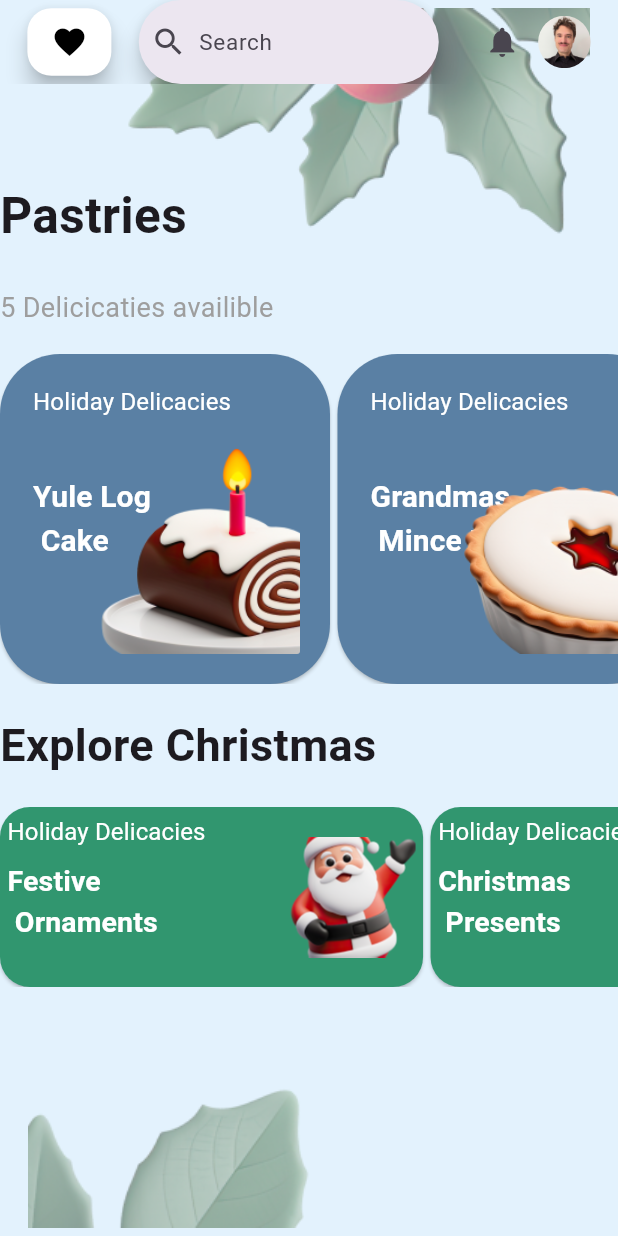
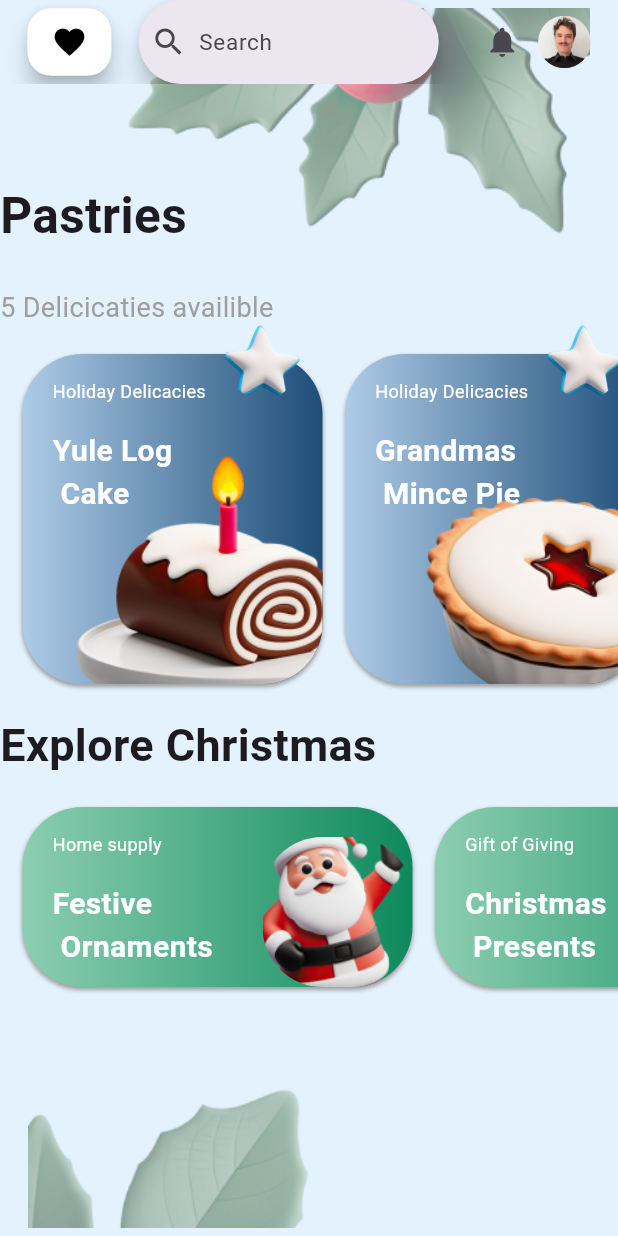
Before and after one commit to RaphaelBirkl1991/app_akademie_simple_christmas-app, a Flutter app: the screen it shows after launch, on a phone screen of 412 x 824 dp. Run offline on Flutter 3.47's test engine with Material 3 defaults, Android fonts, the phone set to English and light mode, and no system bars.

Commit message:
homepage improved

```diff
--- /dev/null
+++ b/lib/blue_raised_gradient_button.dart
@@ -0,0 +1,107 @@
+import 'package:flutter/material.dart';
+
+class RaisedGradientButton extends StatelessWidget {
+  final String buttonText2;
+  final String buttonText;
+  final String imagepath;
+  final String imagepath2;
+  const RaisedGradientButton(
+      {Key? key,
+      required this.buttonText,
+      required this.imagepath,
+      required this.buttonText2,
+      required this.imagepath2})
+      : super(key: key);
+  @override
+  Widget build(BuildContext context) {
+    return Container(
+      width: 200.0,
+      height: 200.0,
+      decoration: BoxDecoration(
+        borderRadius: BorderRadius.circular(40.0),
+        gradient: LinearGradient(colors: <Color>[
+          Color(0xFFADCBE6),
+          Color(0xFF1E4D78),
+        ]),
+        boxShadow: [
+          BoxShadow(
+            color: Colors.grey.shade500,
+            offset: Offset(0.0, 1.5),
+            blurRadius: 1.5,
+          ),
+        ],
+      ),
+      child: Material(
+        color: Colors.transparent,
+        child: InkWell(
+          onTap: () {},
+          child: Stack(
+            clipBehavior: Clip.none,
+            children: [
+              Positioned(
+                top: MediaQuery.of(context).size.height * 0.02,
+                left: 20,
+                child: Text(
+                  buttonText2,
+                  style: TextStyle(
+                      color: Colors.white,
+                      fontSize: 12,
+                      fontWeight: FontWeight.normal),
+                ),
+              ),
+              Positioned(
+                top: 50,
+                left: 20,
+                child: Text(
+                  buttonText,
+                  style: TextStyle(
+                      color: Colors.white,
+                      fontSize: 20,
+                      fontWeight: FontWeight.bold),
+                ),
+              ),
+              Positioned(
+                right: 0,
+                bottom: 0,
+                child: /*Image.asset(
+                  imagepath,*/
+                    Container(
+                  width: 200,
+                  height: 200,
+                  decoration: BoxDecoration(
+                    borderRadius: BorderRadius.circular(40.0),
+                    image: DecorationImage(
+                      image: AssetImage(imagepath),
+                      fit: BoxFit.cover,
+                      alignment: Alignment.topRight,
+                    ),
+                  ),
+                ),
+                width: 200,
+                height: 200,
+              ),
+              Positioned(
+                left: 135,
+                bottom: 190,
+                child: /*Image.asset(
+                  imagepath,*/
+                    Container(
+                  width: 50,
+                  height: 50,
+                  decoration: BoxDecoration(
+                    borderRadius: BorderRadius.circular(40.0),
+                    image: DecorationImage(
+                      image: AssetImage(imagepath2),
+                      fit: BoxFit.cover,
+                      alignment: Alignment.topRight,
+                    ),
+                  ),
+                ),
+              ),
+            ],
+          ),
+        ),
+      ),
+    );
+  }
+}
--- /dev/null
+++ b/lib/drawer.dart
@@ -0,0 +1,50 @@
+import 'package:flutter/material.dart';
+
+class DrawerExample extends StatefulWidget {
+  const DrawerExample(key);
+
+  @override
+  State<DrawerExample> createState() => _DrawerExampleState();
+}
+
+class _DrawerExampleState extends State<DrawerExample> {
+  final GlobalKey<ScaffoldState> _scaffoldKey = GlobalKey<ScaffoldState>();
+
+  void _openDrawer() {
+    _scaffoldKey.currentState!.openDrawer();
+  }
+
+  void _closeDrawer() {
+    Navigator.of(context).pop();
+  }
+
+  @override
+  Widget build(BuildContext context) {
+    return Scaffold(
+      key: _scaffoldKey,
+      appBar: AppBar(title: const Text('Drawer Demo')),
+      body: Center(
+        child: ElevatedButton(
+          onPressed: _openDrawer,
+          child: const Text('Open Drawer'),
+        ),
+      ),
+      drawer: Drawer(
+        child: Center(
+          child: Column(
+            mainAxisAlignment: MainAxisAlignment.center,
+            children: <Widget>[
+              const Text('This is the Drawer'),
+              ElevatedButton(
+                onPressed: _closeDrawer,
+                child: const Text('Close Drawer'),
+              ),
+            ],
+          ),
+        ),
+      ),
+      // Disable opening the drawer with a swipe gesture.
+      drawerEnableOpenDragGesture: true,
+    );
+  }
+}
--- /dev/null
+++ b/lib/drawer_example_state.dart
@@ -0,0 +1,44 @@
+import 'package:christmas_app/drawer.dart';
+import 'package:flutter/material.dart';
+
+class _DrawerExampleState extends State<DrawerExample> {
+  final GlobalKey<ScaffoldState> _scaffoldKey = GlobalKey<ScaffoldState>();
+
+  void _openDrawer() {
+    _scaffoldKey.currentState!.openDrawer();
+  }
+
+  void _closeDrawer() {
+    Navigator.of(context).pop();
+  }
+
+  @override
+  Widget build(BuildContext context) {
+    return Scaffold(
+      key: _scaffoldKey,
+      appBar: AppBar(title: const Text('Drawer Demo')),
+      body: Center(
+        child: ElevatedButton(
+          onPressed: _openDrawer,
+          child: const Text('Open Drawer'),
+        ),
+      ),
+      drawer: Drawer(
+        child: Center(
+          child: Column(
+            mainAxisAlignment: MainAxisAlignment.center,
+            children: <Widget>[
+              const Text('This is the Drawer'),
+              ElevatedButton(
+                onPressed: _closeDrawer,
+                child: const Text('Close Drawer'),
+              ),
+            ],
+          ),
+        ),
+      ),
+      // Disable opening the drawer with a swipe gesture.
+      drawerEnableOpenDragGesture: false,
+    );
+  }
+}
--- a/lib/explore_christmas_btn.dart
+++ b/lib/explore_christmas_btn.dart
@@ -30,6 +30,7 @@ class ExploreChristmasBtn extends StatelessWidget {
           Column(
             crossAxisAlignment: CrossAxisAlignment.start,
             children: [
+              SizedBox(height: 7),
               Text(
                 "Holiday Delicacies",
                 style: TextStyle(
--- /dev/null
+++ b/lib/green_raised_gradient_button.dart
@@ -0,0 +1,107 @@
+import 'package:flutter/material.dart';
+
+class GreenRaisedGradientButton extends StatelessWidget {
+  final String buttonText2;
+  final String buttonText;
+  final String imagepath;
+  // final String imagepath2;
+  const GreenRaisedGradientButton(
+      {Key? key,
+      required this.buttonText,
+      required this.imagepath,
+      required this.buttonText2})
+      //  required this.imagepath2})
+      : super(key: key);
+  @override
+  Widget build(BuildContext context) {
+    return Container(
+      width: 260.0,
+      height: 120.0,
+      decoration: BoxDecoration(
+        borderRadius: BorderRadius.circular(40.0),
+        gradient: LinearGradient(colors: <Color>[
+          Color(0xFF8CCEB1),
+          Color(0xFF0D895D),
+        ]),
+        boxShadow: [
+          BoxShadow(
+            color: Colors.grey.shade500,
+            offset: Offset(0.0, 1.5),
+            blurRadius: 1.5,
+          ),
+        ],
+      ),
+      child: Material(
+        color: Colors.transparent,
+        child: InkWell(
+          onTap: () {},
+          child: Stack(
+            clipBehavior: Clip.none,
+            children: [
+              Positioned(
+                top: MediaQuery.of(context).size.height * 0.02,
+                left: 20,
+                child: Text(
+                  buttonText2,
+                  style: TextStyle(
+                      color: Colors.white,
+                      fontSize: 12,
+                      fontWeight: FontWeight.normal),
+                ),
+              ),
+              Positioned(
+                top: 50,
+                left: 20,
+                child: Text(
+                  buttonText,
+                  style: TextStyle(
+                      color: Colors.white,
+                      fontSize: 20,
+                      fontWeight: FontWeight.bold),
+                ),
+              ),
+              Positioned(
+                right: 0,
+                bottom: 0,
+                child: /*Image.asset(
+                  imagepath,*/
+                    Container(
+                  width: 80,
+                  height: 80,
+                  decoration: BoxDecoration(
+                    borderRadius: BorderRadius.circular(40.0),
+                    image: DecorationImage(
+                      image: AssetImage(imagepath),
+                      fit: BoxFit.cover,
+                      alignment: Alignment.topRight,
+                    ),
+                  ),
+                ),
+                width: 100,
+                height: 100,
+              ),
+              Positioned(
+                left: 135,
+                bottom: 190,
+                child: /*Image.asset(
+                  imagepath,*/
+                    Container(
+                  width: 50,
+                  height: 50,
+                  decoration: BoxDecoration(
+                    borderRadius: BorderRadius.circular(40.0),
+                    // image: DecorationImage(
+                    //   image: AssetImage(imagepath2),
+                    //   fit: BoxFit.cover,
+                    //   alignment: Alignment.topRight,
+                    // ),
+                  ),
+                ),
+              ),
+            ],
+          ),
+        ),
+      ),
+    );
+  }
+}
--- a/lib/main.dart
+++ b/lib/main.dart
@@ -1,14 +1,22 @@
-import 'package:christmas_app/explore_christmas_btn.dart';
+import 'package:christmas_app/green_raised_gradient_button.dart';
 import 'package:christmas_app/pastries_btn.dart';
+import 'package:christmas_app/blue_raised_gradient_button.dart';
 
 import 'package:flutter/material.dart';
 
 void main() {
-  runApp(const MainApp());
+  runApp(MainApp());
 }
 
 class MainApp extends StatelessWidget {
-  const MainApp({Key? key}) : super(key: key);
+  final GlobalKey<ScaffoldState> _scaffoldKey = GlobalKey<ScaffoldState>();
+
+  MainApp({Key? key}) : super(key: key);
+
+  void openDrawer() {
+    print("FloatingActionButton wurde gedrückt");
+    _scaffoldKey.currentState?.openDrawer();
+  }
 
   @override
   Widget build(BuildContext context) {
@@ -29,7 +37,7 @@ class MainApp extends StatelessWidget {
                     Icons.favorite,
                     color: Colors.black,
                   ),
-                  onPressed: () {},
+                  onPressed: openDrawer,
                 ),
               ),
               const Spacer(),
@@ -40,6 +48,7 @@ class MainApp extends StatelessWidget {
                   hintText: "Search",
                   hintStyle: MaterialStatePropertyAll(TextStyle(fontSize: 15)),
                   leading: Icon(Icons.search),
+                  //  overlayColor: Color(Color.fromRGBO(255, 255, 255, 1)),
                   padding:
                       MaterialStatePropertyAll<EdgeInsets>(EdgeInsets.all(8.0)),
                 ),
@@ -83,22 +92,34 @@ class MainApp extends StatelessWidget {
                 height: 220,
                 child: ListView(
                   scrollDirection: Axis.horizontal,
+                  clipBehavior: Clip.none,
                   children: const [
-                    PastriesBtn(
-                        imagepath: "assets/images/yule_cake.png",
-                        buttonText: "Yule Log \n Cake"),
-                    SizedBox(width: 5),
-                    PastriesBtn(
-                        imagepath: "assets/images/mince_pie.png",
-                        buttonText: "Grandmas \n Mince Pie"),
-                    SizedBox(width: 5),
-                    PastriesBtn(
-                        imagepath: "assets/images/cup_cake.png",
-                        buttonText: "Christmas \n Muffin"),
-                    SizedBox(width: 5),
-                    PastriesBtn(
+                    SizedBox(width: 15),
+                    RaisedGradientButton(
+                        imagepath2: "assets/images/mini_star.png",
+                        buttonText2: "Holiday Delicacies",
+                        buttonText: "Yule Log \n Cake",
+                        imagepath: "assets/images/yule_cake.png"),
+                    SizedBox(width: 15),
+                    RaisedGradientButton(
+                        imagepath2: "assets/images/mini_star.png",
+                        buttonText2: "Holiday Delicacies",
+                        buttonText: "Grandmas \n Mince Pie",
+                        imagepath: "assets/images/mince_pie.png"),
+                    SizedBox(width: 15),
+                    RaisedGradientButton(
+                      imagepath2: "assets/images/mini_star.png",
+                      buttonText2: "Holiday Delicacies",
+                      buttonText: "Christmas \n Muffin",
+                      imagepath: "assets/images/cup_cake.png",
+                    ),
+                    SizedBox(width: 15),
+                    RaisedGradientButton(
+                        imagepath2: "assets/images/mini_star.png",
                         imagepath: "assets/images/gingerbread_man.png",
-                        buttonText: "Gingerbread \n man"),
+                        buttonText: "Gingerbread \n man",
+                        buttonText2: "Holiday Delicies"),
+                    SizedBox(width: 15),
                   ],
                 ),
               ),
@@ -110,31 +131,36 @@ class MainApp extends StatelessWidget {
                 height: 120,
                 child: ListView(
                   scrollDirection: Axis.horizontal,
+                  clipBehavior: Clip.none,
                   children: const [
-                    ExploreChristmasBtn(
-                        buttonText: "Festive \n Ornaments",
-                        secondaryText: "Home supply",
-                        imagepath: "assets/images/santa.png"),
-                    SizedBox(width: 5),
-                    ExploreChristmasBtn(
+                    SizedBox(width: 15),
+                    GreenRaisedGradientButton(
+                      buttonText: "Festive \n Ornaments",
+                      buttonText2: "Home supply",
+                      imagepath: "assets/images/santa.png",
+                      //  imagepath2: "",
+                    ),
+                    SizedBox(width: 15),
+                    GreenRaisedGradientButton(
                         buttonText: "Christmas \n Presents",
-                        secondaryText: "Gift of Giving",
+                        buttonText2: "Gift of Giving",
                         imagepath: "assets/images/sleigh.png"),
-                    SizedBox(width: 5),
-                    ExploreChristmasBtn(
+                    SizedBox(width: 15),
+                    GreenRaisedGradientButton(
                         buttonText: "Seasonal \n Decoration",
-                        secondaryText: "Home supply",
+                        buttonText2: "Home supply",
                         imagepath: "assets/images/snowball.png"),
-                    SizedBox(width: 5),
-                    ExploreChristmasBtn(
+                    SizedBox(width: 15),
+                    GreenRaisedGradientButton(
                         buttonText: "Perfect \n Outfits",
-                        secondaryText: "Clothing",
+                        buttonText2: "Clothing",
                         imagepath: "assets/images/glove.png"),
-                    SizedBox(width: 5),
-                    ExploreChristmasBtn(
+                    SizedBox(width: 15),
+                    GreenRaisedGradientButton(
                         buttonText: "Accessoire \n for NYE",
-                        secondaryText: "Clothing",
+                        buttonText2: "Clothing",
                         imagepath: "assets/images/party.png"),
+                    SizedBox(width: 15),
                   ],
                 ),
               ),
```
Also changed, not shown: assets/images/mini_star.png (added).
